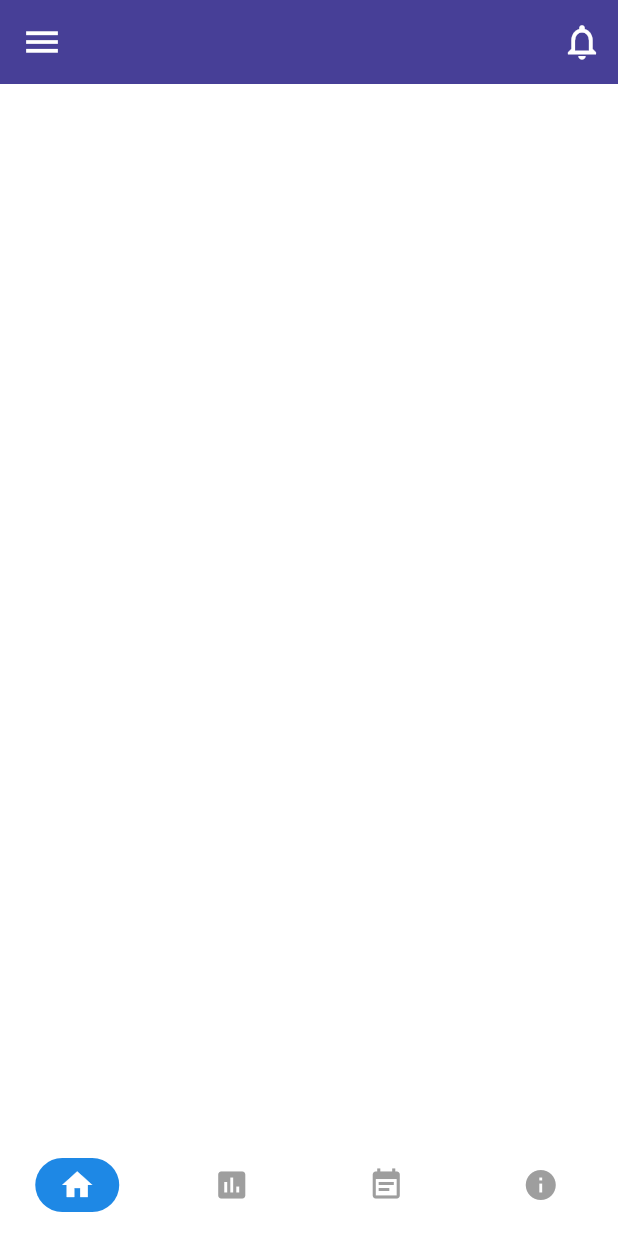
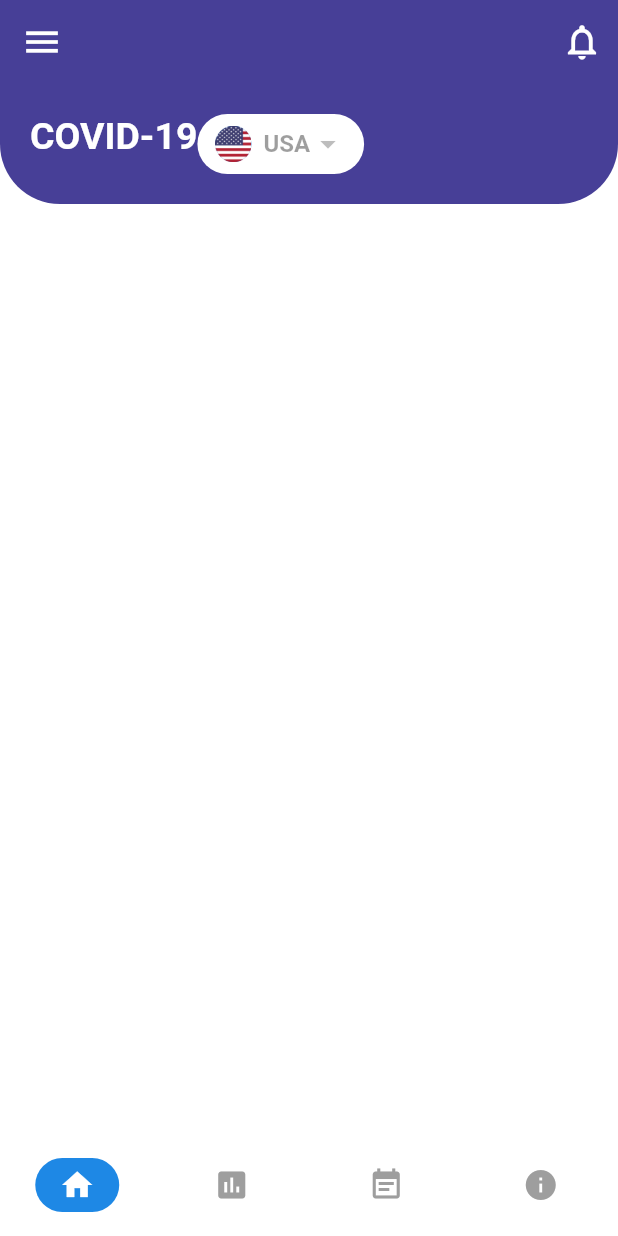
Before and after one commit to Yusuke-Suzuki-11/covid19_supporter, a Flutter app: the screen it shows after launch, on a phone screen of 412 x 824 dp. Run offline on Flutter 3.47's test engine with Material 2 defaults, Android fonts, the phone set to English and light mode, and no system bars; our stand-ins replace flutter_riverpod.

Commit message:
ドロップダウン保存

```diff
--- a/lib/screens/home_screen.dart
+++ b/lib/screens/home_screen.dart
@@ -1,12 +1,70 @@
+import 'package:covid19_supporter/config/palette.dart';
 import 'package:covid19_supporter/widgets/custom_app_bar.dart';
+import 'package:covid19_supporter/widgets/country_dropdown.dart';
 import 'package:flutter/material.dart';
+import 'package:flutter/rendering.dart';
 import 'package:flutter_riverpod/flutter_riverpod.dart';
 
+
+class CountryNotifier extends StateNotifier<String>{
+  CountryNotifier() : super('');
+
+  void setState(String value){
+    state = value;
+  }
+}
+
+final countryProvider = StateNotifierProvider<CountryNotifier, String>((ref) => CountryNotifier());
+
 class HomeScreen extends ConsumerWidget{
+  String _country = 'USA';
+
   @override
   Widget build(BuildContext context, ScopedReader watch) {
+    final test = context.read(countryProvider.notifier);
+    print(test);
+    final screenHeight = MediaQuery.of(context).size.height;
     return Scaffold(
       appBar: CustomAppBar(),
+      body: CustomScrollView(
+        physics: ClampingScrollPhysics(),
+        slivers: <Widget>[
+          _buildHeader(screenHeight, context.read(countryProvider.notifier))
+        ],
+      )
+    );
+  }
+
+  SliverToBoxAdapter _buildHeader(double screenHeight, CountryNotifier countryProvider){
+    return SliverToBoxAdapter(
+      child: Container(
+        padding: const EdgeInsets.all(20),
+        decoration: BoxDecoration(
+          color: Palette.primaryColor,
+          borderRadius: BorderRadius.only(
+            bottomLeft: Radius.circular(40.0),
+            bottomRight: Radius.circular(40.0),
+          ),
+        ),
+        child: Row(
+          crossAxisAlignment: CrossAxisAlignment.start,
+          children: <Widget>[
+                Text(
+                  'COVID-19',
+                  style: const TextStyle(
+                    color: Colors.white,
+                    fontSize: 25.0,
+                    fontWeight: FontWeight.bold,
+                  ),
+                ),
+                ConutryDropdown(
+                  ['CN', 'FR', 'IN', 'IT', 'UK', 'USA'],
+                  _country,
+                  (val) => countryProvider.setState(val)
+                ),
+              ],
+        )
+      ),
     );
   }
 }
--- /dev/null
+++ b/lib/widgets/country_dropdown.dart
@@ -0,0 +1,54 @@
+import 'package:flutter/material.dart';
+import 'package:flutter_riverpod/flutter_riverpod.dart';
+
+class ConutryDropdown extends ConsumerWidget{
+  final List<String> countries;
+  final String country;
+  final Function onChanged;
+
+  ConutryDropdown(
+    this.countries,
+    this.country,
+    this.onChanged
+  );
+
+  @override
+  Widget build(BuildContext context, ScopedReader watch) {
+    return Container(
+      padding: const EdgeInsets.symmetric(horizontal: 12),
+      height: 40,
+      decoration: BoxDecoration(
+        color: Colors.white,
+        borderRadius: BorderRadius.circular(30)
+      ),
+      child: DropdownButtonHideUnderline(
+        child: DropdownButton<String>(
+          value: country,
+          items: countries.map(
+            (e) => DropdownMenuItem(
+              child: Row(
+                children: <Widget>[
+                  CircleAvatar(
+                    radius: 12,
+                    child: Image.asset(
+                      'assets/images/${e.toLowerCase()}_flag.png'
+                    )
+                  ),
+                  const SizedBox(width: 8),
+                  Text(
+                    e,
+                    style: TextStyle(
+                      fontSize: 16,
+                      fontWeight: FontWeight.bold
+                    ),
+                  )
+                ]
+              ),
+              value: e,
+            )
+          ).toList()
+        ),
+      ),
+    );
+  }
+}
```
